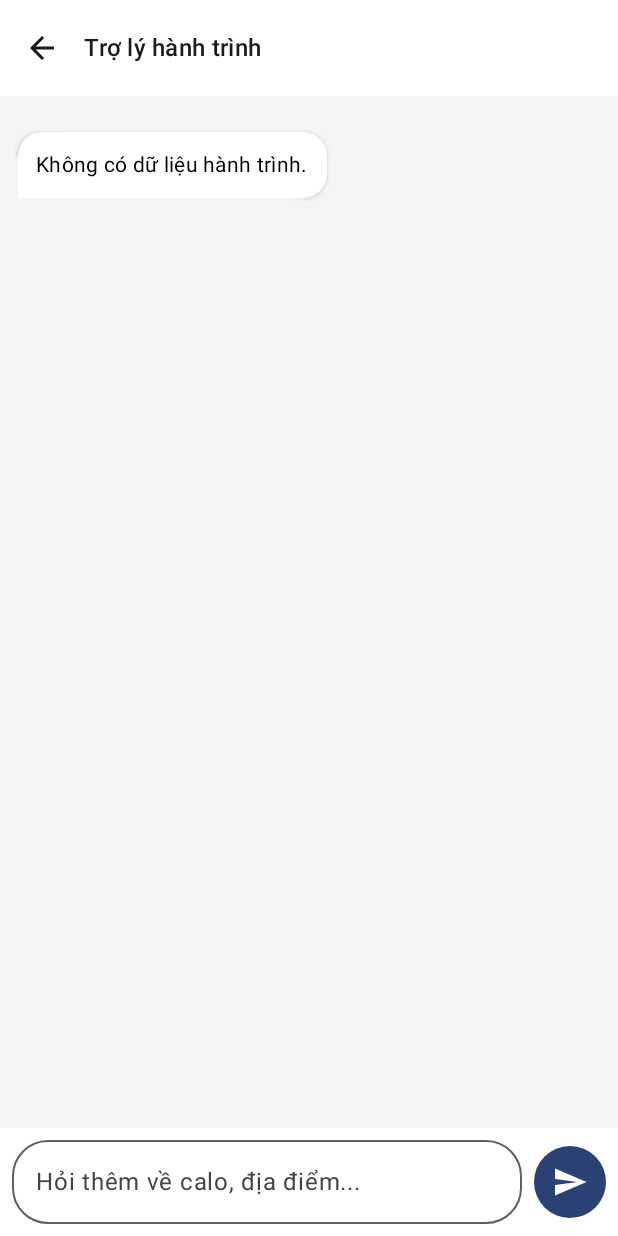
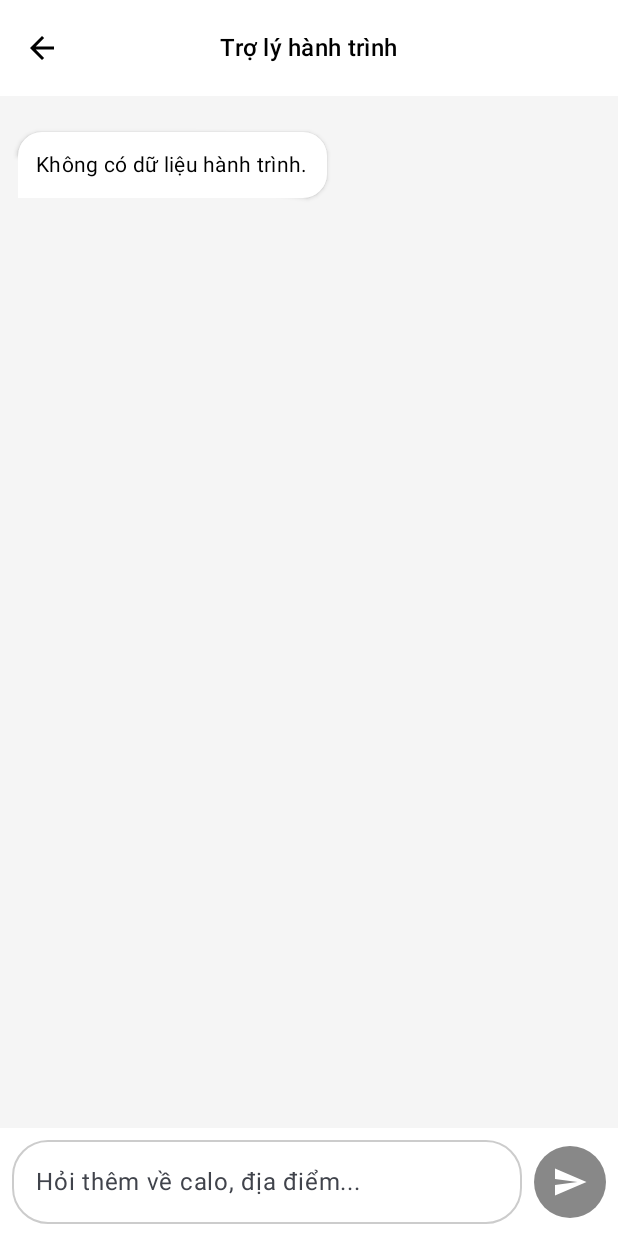
Before and after one commit to iamnubie/SBike-Map, an Android app built with Jetpack Compose: the PlanScreen screen opened through its navigation route, on a phone screen of 412 x 824 dp. Run offline under Robolectric (Android 15) with nearby library versions, the phone set to English and light mode, and no system bars; our stand-ins replace Firebase (no records; nobody signed in at launch, a user with empty details on screens opened directly); libraries missing offline, so code that uses them is left out: com.mapbox.navigation.

```diff
--- a/app/src/main/java/com/example/sbikemap/presentation/PlanScreen.kt
+++ b/app/src/main/java/com/example/sbikemap/presentation/PlanScreen.kt
@@ -15,6 +15,7 @@ import androidx.compose.ui.Alignment
 import androidx.compose.ui.Modifier
 import androidx.compose.ui.graphics.Color
 import androidx.compose.ui.platform.LocalContext
+import androidx.compose.ui.platform.LocalDensity
 import androidx.compose.ui.unit.dp
 import androidx.lifecycle.viewmodel.compose.viewModel
 import androidx.navigation.NavController
@@ -38,8 +39,12 @@ fun PlanScreen(
     var inputText by remember { mutableStateOf("") }
     val listState = rememberLazyListState()
 
-    // Tự động cuộn xuống cuối khi có tin nhắn mới
-    LaunchedEffect(messages.size) {
+    // Lắng nghe sự thay đổi của bàn phím để cuộn xuống
+    val imeInsets = WindowInsets.ime
+    val density = LocalDensity.current
+
+    // Tự động cuộn xuống cuối khi có tin nhắn mới HOẶC khi bàn phím hiện lên
+    LaunchedEffect(messages.size, imeInsets.getBottom(density)) {
         if (messages.isNotEmpty()) {
             listState.animateScrollToItem(messages.size - 1)
         }
@@ -47,18 +52,51 @@ fun PlanScreen(
 
     Scaffold(
         topBar = {
-            TopAppBar(
-                title = { Text("Trợ lý hành trình", style = MaterialTheme.typography.titleMedium) },
+            CenterAlignedTopAppBar(
+                title = {
+                    Text("Trợ lý hành trình",
+                        style = MaterialTheme.typography.titleMedium,
+                        color = Color.Black
+                    ) },
                 navigationIcon = {
                     IconButton(onClick = { navController.popBackStack() }) {
-                        Icon(Icons.Default.ArrowBack, contentDescription = "Back")
+                        Icon(
+                            Icons.Default.ArrowBack,
+                            contentDescription = "Back",
+                            tint = Color.Black
+                        )
                     }
                 },
                 colors = TopAppBarDefaults.topAppBarColors(containerColor = Color.White)
             )
         },
-        bottomBar = {
-            // Thanh nhập chat
+    ) { padding ->
+
+        // [QUAN TRỌNG]: Layout chính xử lý bàn phím
+        Column(
+            modifier = Modifier
+                .fillMaxSize()
+                .padding(padding) // Padding của TopBar
+                .imePadding() // [QUAN TRỌNG]: Tự động đẩy layout lên khi bàn phím mở
+                .background(Color(0xFFF5F5F5))
+        ) {
+            // 1. Danh sách tin nhắn (Chiếm hết phần không gian còn lại)
+            LazyColumn(
+                state = listState,
+                modifier = Modifier
+                    .weight(1f) // Chiếm toàn bộ chiều cao trừ thanh input
+                    .padding(horizontal = 12.dp),
+                contentPadding = PaddingValues(vertical = 12.dp),
+                verticalArrangement = Arrangement.spacedBy(12.dp)
+            ) {
+                items(messages) { msg ->
+                    if (msg.role != "system") {
+                        ChatBubble(message = msg)
+                    }
+                }
+            }
+
+            // 2. Thanh nhập chat (Luôn nằm đáy Column)
             Row(
                 modifier = Modifier
                     .fillMaxWidth()
@@ -72,7 +110,13 @@ fun PlanScreen(
                     placeholder = { Text("Hỏi thêm về calo, địa điểm...") },
                     modifier = Modifier.weight(1f),
                     shape = RoundedCornerShape(24.dp),
-                    maxLines = 3
+                    maxLines = 3,
+                    colors = OutlinedTextFieldDefaults.colors(
+                        focusedBorderColor = MaterialTheme.colorScheme.primary,
+                        unfocusedBorderColor = Color.LightGray,
+                        focusedTextColor = Color.Black,
+                        unfocusedTextColor = Color.Black
+                    )
                 )
                 Spacer(modifier = Modifier.width(8.dp))
                 IconButton(
@@ -81,30 +125,16 @@ fun PlanScreen(
                         inputText = ""
                     },
                     enabled = !isLoading && inputText.isNotBlank(),
-                    modifier = Modifier.background(MaterialTheme.colorScheme.primary, androidx.compose.foundation.shape.CircleShape)
+                    modifier = Modifier.background(
+                        color = if (!isLoading && inputText.isNotBlank()) MaterialTheme.colorScheme.primary else Color.Gray,
+                        shape = androidx.compose.foundation.shape.CircleShape
+                    )
                 ) {
                     if (isLoading) {
                         CircularProgressIndicator(modifier = Modifier.size(24.dp), color = Color.White)
                     } else {
                         Icon(Icons.Default.Send, null, tint = Color.White)
                     }
-                }
-            }
-        }
-    ) { padding ->
-        LazyColumn(
-            state = listState,
-            modifier = Modifier
-                .fillMaxSize()
-                .background(Color(0xFFF5F5F5))
-                .padding(padding)
-                .padding(horizontal = 12.dp),
-            contentPadding = PaddingValues(vertical = 12.dp),
-            verticalArrangement = Arrangement.spacedBy(12.dp)
-        ) {
-            items(messages) { msg ->
-                if (msg.role != "system") { // Ẩn tin nhắn hệ thống
-                    ChatBubble(message = msg)
                 }
             }
         }
```
Also changed, not shown: app/src/main/java/com/example/sbikemap/presentation/MapScreen.kt (+70 -56 lines), app/src/main/java/com/example/sbikemap/presentation/UserProfileScreen.kt (+14 -6 lines).
